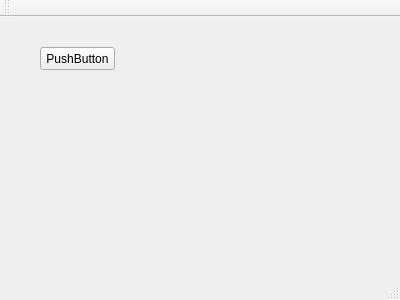
Above: mainwindow.ui from mikeywangtao/cpp000 before the change. Below: the same form after it.
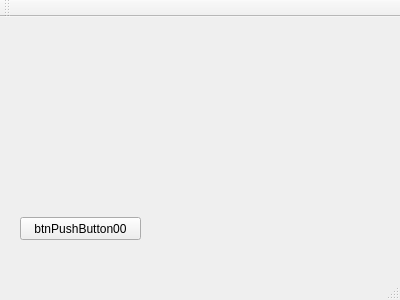
That is the form after the change.

```diff
--- a/mainwindow.ui
+++ b/mainwindow.ui
@@ -17,14 +17,14 @@
    <widget class="QPushButton" name="pushButton">
     <property name="geometry">
      <rect>
-      <x>40</x>
-      <y>30</y>
-      <width>75</width>
+      <x>20</x>
+      <y>200</y>
+      <width>121</width>
       <height>23</height>
      </rect>
     </property>
     <property name="text">
-     <string>PushButton</string>
+     <string>btnPushButton00</string>
     </property>
    </widget>
   </widget>
```
Left out of the diff: 2 changed lines with no effect on the pictures.
